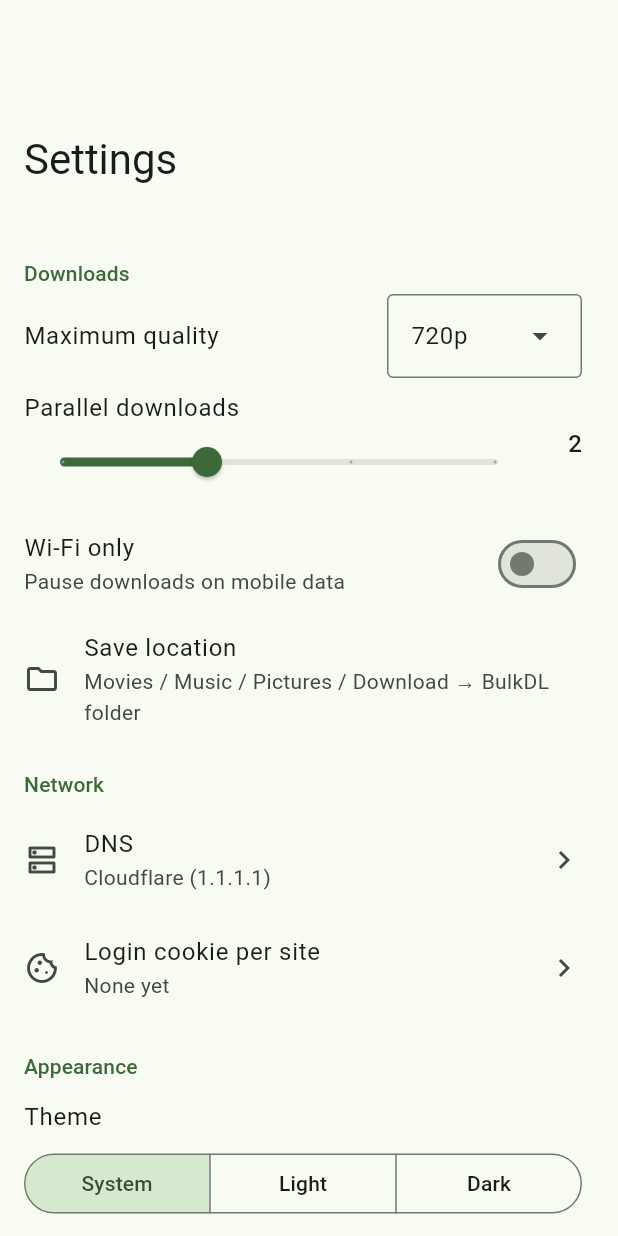
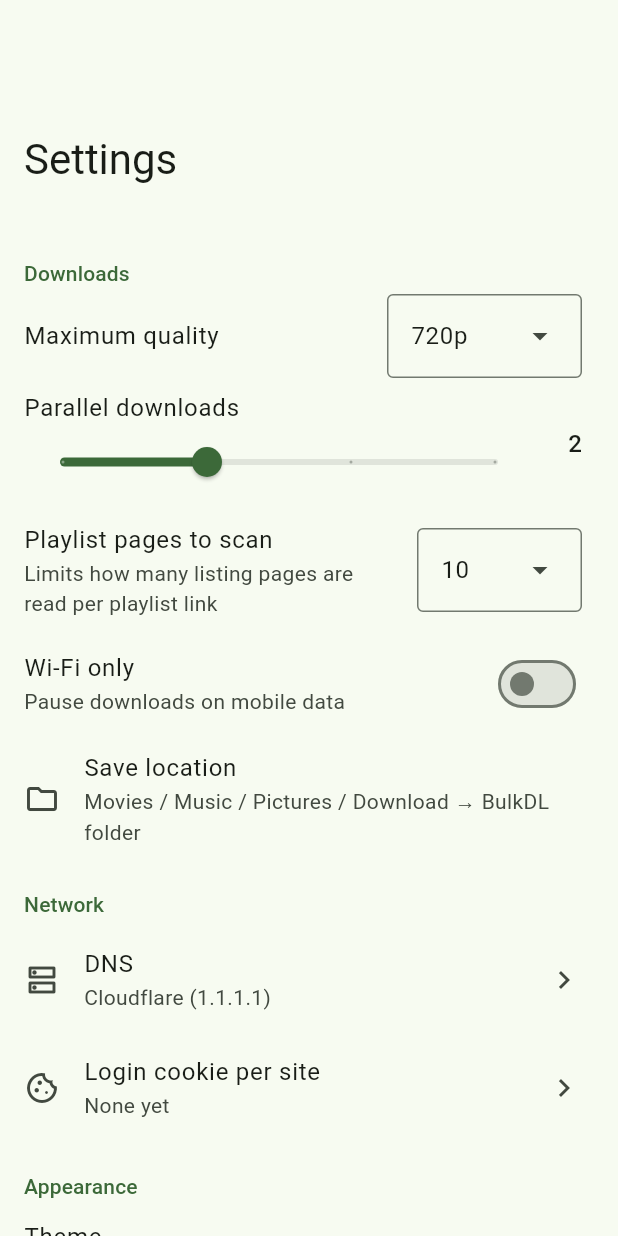
Before and after one commit to Bayu-Pasifik/bulk-dl, a Flutter app: the SettingsScreen screen opened directly, on a phone screen of 412 x 824 dp. Run offline on Flutter 3.47's test engine with Material 3 defaults, Android fonts, the phone set to English and light mode, and no system bars; drawn by our look-alikes of dynamic_color; our stand-ins replace connectivity_plus, dio, material_ui, shared_preferences; missing offline and left inert: flutter_foreground_task, pointycastle; accounts and stored records are empty; statements that could not run were skipped.

Commit message:
feat: configurable playlist page limit (default 10 pages)
Co-Authored-By: Claude Sonnet 5.5 <noreply@anthropic.com>

```diff
--- a/lib/app_state.dart
+++ b/lib/app_state.dart
@@ -204,6 +204,7 @@ class AppState extends ChangeNotifier {
               await c.extractor.listPlaylist(
                 c.uri,
                 scraper.http,
+                maxPages: queue.maxPages,
                 onProgress: (n) {
                   message = str.msgFound(list.length + n);
                   notifyListeners();
--- a/lib/l10n/app_en.arb
+++ b/lib/l10n/app_en.arb
@@ -74,6 +74,8 @@
   "settingsTitle": "Settings",
   "settingsDownloads": "Downloads",
   "settingsParallel": "Parallel downloads",
+  "settingsMaxPages": "Playlist pages to scan",
+  "settingsMaxPagesSub": "Limits how many listing pages are read per playlist link",
   "settingsWifiOnly": "Wi-Fi only",
   "settingsWifiOnlySub": "Pause downloads on mobile data",
   "settingsSaveLocation": "Save location",
--- a/lib/l10n/app_id.arb
+++ b/lib/l10n/app_id.arb
@@ -61,6 +61,8 @@
   "settingsTitle": "Pengaturan",
   "settingsDownloads": "Unduhan",
   "settingsParallel": "Unduhan paralel",
+  "settingsMaxPages": "Halaman playlist yang dipindai",
+  "settingsMaxPagesSub": "Batasi jumlah halaman daftar yang dibaca per link playlist",
   "settingsWifiOnly": "Hanya lewat Wi-Fi",
   "settingsWifiOnlySub": "Jeda unduhan saat memakai data seluler",
   "settingsSaveLocation": "Lokasi simpan",
--- a/lib/l10n/app_localizations.dart
+++ b/lib/l10n/app_localizations.dart
@@ -464,6 +464,18 @@ abstract class AppLocalizations {
   /// **'Parallel downloads'**
   String get settingsParallel;
 
+  /// No description provided for @settingsMaxPages.
+  ///
+  /// In en, this message translates to:
+  /// **'Playlist pages to scan'**
+  String get settingsMaxPages;
+
+  /// No description provided for @settingsMaxPagesSub.
+  ///
+  /// In en, this message translates to:
+  /// **'Limits how many listing pages are read per playlist link'**
+  String get settingsMaxPagesSub;
+
   /// No description provided for @settingsWifiOnly.
   ///
   /// In en, this message translates to:
--- a/lib/l10n/app_localizations_en.dart
+++ b/lib/l10n/app_localizations_en.dart
@@ -222,6 +222,13 @@ class AppLocalizationsEn extends AppLocalizations {
   String get settingsParallel => 'Parallel downloads';
 
   @override
+  String get settingsMaxPages => 'Playlist pages to scan';
+
+  @override
+  String get settingsMaxPagesSub =>
+      'Limits how many listing pages are read per playlist link';
+
+  @override
   String get settingsWifiOnly => 'Wi-Fi only';
 
   @override
--- a/lib/l10n/app_localizations_id.dart
+++ b/lib/l10n/app_localizations_id.dart
@@ -222,6 +222,13 @@ class AppLocalizationsId extends AppLocalizations {
   String get settingsParallel => 'Unduhan paralel';
 
   @override
+  String get settingsMaxPages => 'Halaman playlist yang dipindai';
+
+  @override
+  String get settingsMaxPagesSub =>
+      'Batasi jumlah halaman daftar yang dibaca per link playlist';
+
+  @override
   String get settingsWifiOnly => 'Hanya lewat Wi-Fi';
 
   @override
--- a/lib/queue.dart
+++ b/lib/queue.dart
@@ -94,6 +94,14 @@ class DownloadQueue extends ChangeNotifier {
   int _maxQuality = 720; // 1080p+ needs a login on the site
   int _concurrency = 2;
 
+  int _maxPages = 10; // listing pages scanned per playlist link
+
+  int get maxPages => _maxPages;
+  set maxPages(int v) {
+    _maxPages = v;
+    _saveSettings();
+  }
+
   int get maxQuality => _maxQuality;
   set maxQuality(int v) {
     _maxQuality = v;
@@ -114,6 +122,7 @@ class DownloadQueue extends ChangeNotifier {
       final p = await SharedPreferences.getInstance();
       _maxQuality = p.getInt('s_quality') ?? _maxQuality;
       _concurrency = p.getInt('s_parallel') ?? _concurrency;
+      _maxPages = p.getInt('s_pages') ?? _maxPages;
       _wifiOnly = p.getBool('s_wifi') ?? _wifiOnly;
       lastUrl = p.getString('s_url') ?? '';
       final cj = p.getString('s_cookies');
@@ -161,6 +170,7 @@ class DownloadQueue extends ChangeNotifier {
       final p = await SharedPreferences.getInstance();
       await p.setInt('s_quality', _maxQuality);
       await p.setInt('s_parallel', _concurrency);
+      await p.setInt('s_pages', _maxPages);
       await p.setBool('s_wifi', _wifiOnly);
       await p.setString('s_url', lastUrl);
     } catch (_) {}
--- a/lib/screens/settings_screen.dart
+++ b/lib/screens/settings_screen.dart
@@ -58,6 +58,25 @@ class SettingsScreen extends StatelessWidget {
                   },
                 ),
                 trailing: Text('${q.concurrency}', style: tt.titleMedium),
+              ),
+              ListTile(
+                title: Text(s.settingsMaxPages),
+                subtitle: Text(s.settingsMaxPagesSub),
+                trailing: DropdownMenu<int>(
+                  initialSelection: q.maxPages,
+                  width: 110,
+                  requestFocusOnTap: false,
+                  dropdownMenuEntries: [
+                    for (final v in const [1, 3, 5, 10, 20, 50, 100])
+                      DropdownMenuEntry(value: v, label: '$v'),
+                  ],
+                  onSelected: (v) {
+                    if (v != null) {
+                      q.maxPages = v;
+                      app.refresh();
+                    }
+                  },
+                ),
               ),
               SwitchListTile(
                 title: Text(s.settingsWifiOnly),
```
